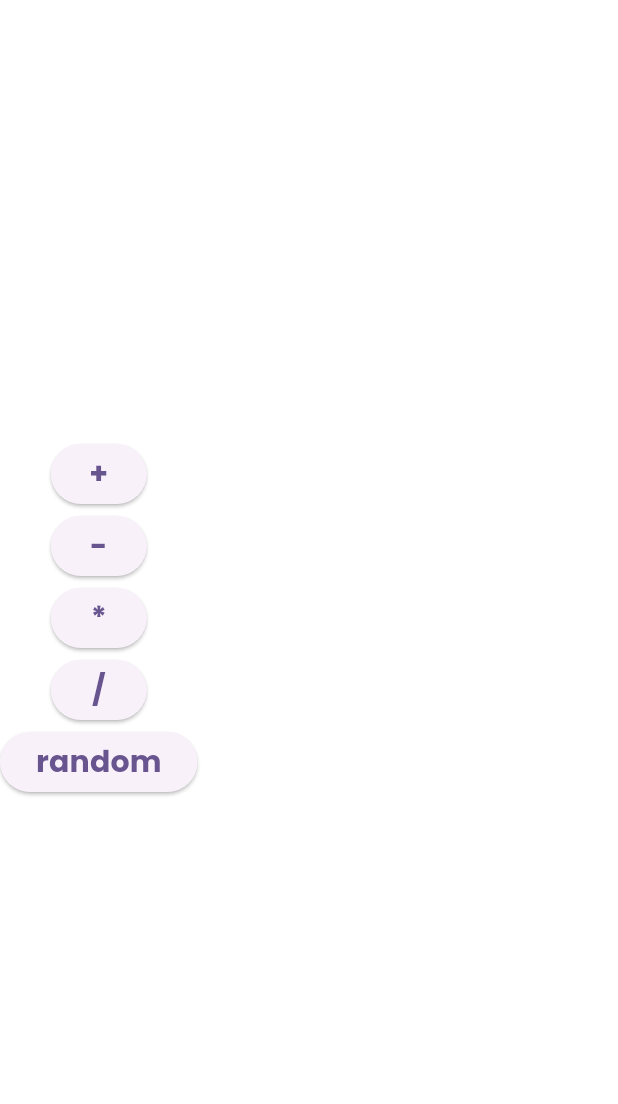
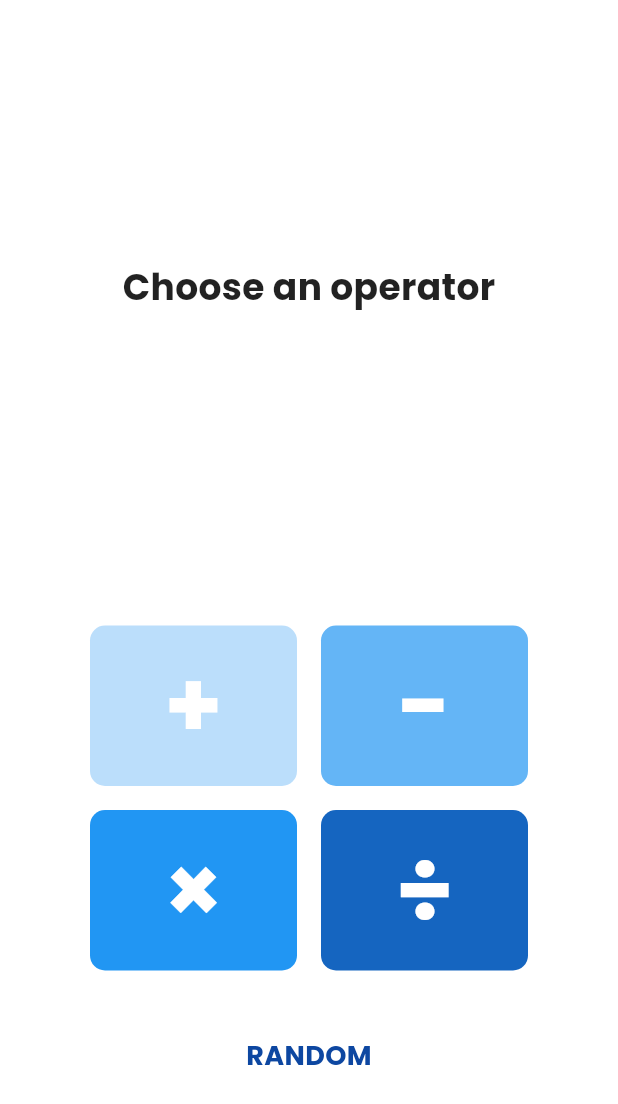
Before and after one commit to chasenpai/calcrush, a Flutter app: the screen it shows after launch, on a phone screen of 412 x 824 dp. Shown: the top 1104 px of the screen. Run offline on Flutter 3.47's test engine with Material 3 defaults, Android fonts, the phone set to English and light mode, and no system bars; our stand-ins replace freezed_annotation, get_it, go_router.

Commit message:
home screen ui

```diff
--- /dev/null
+++ b/lib/presentation/components/common_text_button.dart
@@ -0,0 +1,63 @@
+import 'package:calcrush/ui/ui_colors.dart';
+import 'package:flutter/material.dart';
+
+class CommonTextButton extends StatefulWidget {
+  final String text;
+  final Color color;
+  final VoidCallback onPressed;
+
+  const CommonTextButton({
+    required this.text,
+    required this.color,
+    required this.onPressed,
+    super.key,
+  });
+
+  @override
+  State<CommonTextButton> createState() => _CommonTextButtonState();
+}
+
+class _CommonTextButtonState extends State<CommonTextButton> {
+
+  bool _isPressed = false;
+
+  @override
+  Widget build(BuildContext context) {
+    return GestureDetector(
+      onTapDown: (_) {
+        setState(() {
+          _isPressed = true;
+        });
+      },
+      onTapUp: (_) {
+        setState(() {
+          _isPressed = false;
+        });
+        widget.onPressed();
+      },
+      onTapCancel: () {
+        setState(() {
+          _isPressed = false;
+        });
+      },
+      child: Container(
+        padding: const EdgeInsets.symmetric(
+          horizontal: 16.0,
+          vertical: 12.0,
+        ),
+        decoration: BoxDecoration(
+          color: _isPressed ? lightGrey : Colors.transparent,
+          borderRadius: BorderRadius.circular(10.0),
+        ),
+        child: Text(
+          widget.text,
+          style: TextStyle(
+            fontSize: 18.0,
+            fontWeight: FontWeight.w700,
+            color: widget.color,
+          ),
+        ),
+      ),
+    );
+  }
+}
--- /dev/null
+++ b/lib/presentation/components/level_button.dart
@@ -0,0 +1,65 @@
+import 'package:calcrush/ui/ui_colors.dart';
+import 'package:flutter/material.dart';
+
+class LevelButton extends StatefulWidget {
+  final String level;
+  final VoidCallback onPressed;
+  final Color color;
+
+  const LevelButton({
+    required this.level,
+    required this.onPressed,
+    required this.color,
+    super.key,
+  });
+
+  @override
+  State<LevelButton> createState() => _LevelButtonState();
+}
+
+class _LevelButtonState extends State<LevelButton> {
+
+  bool _isPressed = false;
+
+  @override
+  Widget build(BuildContext context) {
+    return GestureDetector(
+      onTapDown: (_) {
+        setState(() {
+          _isPressed = true;
+        });
+      },
+      onTapUp: (_) {
+        setState(() {
+          _isPressed = false;
+        });
+        widget.onPressed();
+      },
+      onTapCancel: () {
+        setState(() {
+          _isPressed = false;
+        });
+      },
+      child: Container(
+        decoration: BoxDecoration(
+          color: _isPressed ? lightGrey : widget.color,
+          borderRadius: BorderRadius.circular(10.0),
+        ),
+        padding: const EdgeInsets.symmetric(
+          horizontal: 12.0,
+          vertical: 9.0,
+        ),
+        child: Center(
+          child: Text(
+            widget.level,
+            style: const TextStyle(
+              fontSize: 48.0,
+              fontWeight: FontWeight.w700,
+              color: Colors.white,
+            ),
+          ),
+        ),
+      ),
+    );
+  }
+}
--- /dev/null
+++ b/lib/presentation/components/operator_button.dart
@@ -0,0 +1,65 @@
+import 'package:calcrush/ui/ui_colors.dart';
+import 'package:flutter/material.dart';
+
+class OperatorButton extends StatefulWidget {
+  final String operator;
+  final VoidCallback onPressed;
+  final Color color;
+
+  const OperatorButton({
+    required this.operator,
+    required this.onPressed,
+    required this.color,
+    super.key,
+  });
+
+  @override
+  State<OperatorButton> createState() => _OperatorButtonState();
+}
+
+class _OperatorButtonState extends State<OperatorButton> {
+
+  bool _isPressed = false;
+
+  @override
+  Widget build(BuildContext context) {
+    return GestureDetector(
+      onTapDown: (_) {
+        setState(() {
+          _isPressed = true;
+        });
+      },
+      onTapUp: (_) {
+        setState(() {
+          _isPressed = false;
+        });
+        widget.onPressed();
+      },
+      onTapCancel: () {
+        setState(() {
+          _isPressed = false;
+        });
+      },
+      child: Container(
+        decoration: BoxDecoration(
+          color: _isPressed ? lightGrey : widget.color,
+          borderRadius: BorderRadius.circular(10.0),
+        ),
+        padding: const EdgeInsets.symmetric(
+          horizontal: 12.0,
+          vertical: 9.0,
+        ),
+        child: Center(
+          child: Text(
+            widget.operator,
+            style: const TextStyle(
+              fontSize: 62.0,
+              fontWeight: FontWeight.w700,
+              color: Colors.white,
+            ),
+          ),
+        ),
+      ),
+    );
+  }
+}
--- a/lib/presentation/game/game_view_model.dart
+++ b/lib/presentation/game/game_view_model.dart
@@ -65,7 +65,7 @@ class GameViewModel with ChangeNotifier {
           correctAnswer -= num;
           break;
         case 2:
-          operatorSymbol = '*';
+          operatorSymbol = '×';
           correctAnswer *= num;
           break;
         case 3:
@@ -88,7 +88,7 @@ class GameViewModel with ChangeNotifier {
               }
               correctAnswer -= num;
               break;
-            case '*':
+            case '×':
               correctAnswer *= num;
               break;
             case '/':
@@ -130,7 +130,7 @@ class GameViewModel with ChangeNotifier {
   }
 
   String _getRandomOperator() {
-    List<String> operators = ['+', '-', '*', '/'];
+    List<String> operators = ['+', '-', '×', '/'];
     return operators[_random.nextInt(operators.length)];
   }
 
--- a/lib/presentation/home/home_view_model.dart
+++ b/lib/presentation/home/home_view_model.dart
@@ -20,4 +20,11 @@ class HomeViewModel with ChangeNotifier {
     notifyListeners();
   }
 
+  void resetOperation() {
+    _state = _state.copyWith(
+      operator: null,
+    );
+    notifyListeners();
+  }
+
 }
--- a/lib/presentation/home/screen/home_root.dart
+++ b/lib/presentation/home/screen/home_root.dart
@@ -22,6 +22,9 @@ class HomeRoot extends StatelessWidget {
             viewModel.selectLevel(level);
             context.go('/game/${viewModel.state.operator}/${viewModel.state.level}');
           },
+          onBackTap: () {
+            viewModel.resetOperation();
+          },
         );
       },
     );
--- a/lib/presentation/home/screen/home_screen.dart
+++ b/lib/presentation/home/screen/home_screen.dart
@@ -1,15 +1,21 @@
+import 'package:calcrush/presentation/components/common_text_button.dart';
+import 'package:calcrush/presentation/components/level_button.dart';
+import 'package:calcrush/presentation/components/operator_button.dart';
 import 'package:calcrush/presentation/home/home_state.dart';
+import 'package:calcrush/ui/ui_colors.dart';
 import 'package:flutter/material.dart';
 
 class HomeScreen extends StatelessWidget {
   final HomeState state;
   final Function(int) onOperatorTap;
   final Function(int) onLevelTap;
+  final VoidCallback onBackTap;
 
   const HomeScreen({
     required this.state,
     required this.onOperatorTap,
     required this.onLevelTap,
+    required this.onBackTap,
     super.key,
   });
 
@@ -17,116 +23,140 @@ class HomeScreen extends StatelessWidget {
   Widget build(BuildContext context) {
     return Scaffold(
       body: SafeArea(
+        child: Padding(
+          padding: const EdgeInsets.symmetric(
+            horizontal: 60.0,
+          ),
+          child: Column(
+            mainAxisAlignment: MainAxisAlignment.spaceEvenly,
+            children: [
+              Expanded(
+                child: Center(
+                  child: Text(
+                    state.operator == null && state.level == null
+                      ? 'Choose an operator'
+                      : 'Choose a level',
+                    style: const TextStyle(
+                      fontSize: 24.0,
+                      fontWeight: FontWeight.w700,
+                      color: Colors.black87,
+                    ),
+                  ),
+                ),
+              ),
+              if(state.operator == null && state.level == null)
+                Expanded(
                   child: Column(
                     mainAxisAlignment: MainAxisAlignment.center,
                     children: [
-            if(state.operator == null && state.level == null)
-              Column(
+                      Row(
                         children: [
-                  ElevatedButton(
+                          Expanded(
+                            child: OperatorButton(
+                              operator: '+',
                               onPressed: () {
                                 onOperatorTap(0);
                               },
-                    child: const Text(
-                      '+',
-                      style: TextStyle(
-                        fontSize: 20.0,
-                        fontWeight: FontWeight.w700,
+                              color: lightBlue,
                             ),
                           ),
-                  ),
-                  ElevatedButton(
+                          const SizedBox(width: 16.0,),
+                          Expanded(
+                            child: OperatorButton(
+                              operator: '-',
                               onPressed: () {
                                 onOperatorTap(1);
                               },
-                    child: const Text(
-                      '-',
-                      style: TextStyle(
-                        fontSize: 20.0,
-                        fontWeight: FontWeight.w700,
-                      ),
-                    ),
-                  ),
-                  ElevatedButton(
-                    onPressed: () {
-                      onOperatorTap(2);
-                    },
-                    child: const Text(
-                      '*',
-                      style: TextStyle(
-                        fontSize: 20.0,
-                        fontWeight: FontWeight.w700,
-                      ),
-                    ),
-                  ),
-                  ElevatedButton(
-                    onPressed: () {
-                      onOperatorTap(3);
-                    },
-                    child: const Text(
-                      '/',
-                      style: TextStyle(
-                        fontSize: 20.0,
-                        fontWeight: FontWeight.w700,
-                      ),
-                    ),
-                  ),
-                  ElevatedButton(
-                    onPressed: () {
-                      onOperatorTap(4);
-                    },
-                    child: const Text(
-                      'random',
-                      style: TextStyle(
-                        fontSize: 20.0,
-                        fontWeight: FontWeight.w700,
-                      ),
+                              color: skyBlue,
                             ),
                           ),
                         ],
                       ),
+                      const SizedBox(height: 16.0,),
+                      Row(
+                        children: [
+                          Expanded(
+                            child: OperatorButton(
+                              operator: '×',
+                              onPressed: () {
+                                onOperatorTap(2);
+                              },
+                              color: dodgerBlue,
+                            ),
+                          ),
+                          const SizedBox(width: 16.0,),
+                          Expanded(
+                            child: OperatorButton(
+                              operator: '÷',
+                              onPressed: () {
+                                onOperatorTap(3);
+                              },
+                              color: royalBlue,
+                            ),
+                          ),
+                        ],
+                      ),
+                      const SizedBox(height: 32.0,),
+                      CommonTextButton(
+                        text: 'RANDOM',
+                        color: deepRoyalBlue,
+                        onPressed: () {
+                          onOperatorTap(4);
+                        },
+                      ),
+                    ],
+                  ),
+                ),
               if(state.operator != null && state.level == null)
-              Column(
+                Expanded(
+                  child: Column(
+                    mainAxisAlignment: MainAxisAlignment.center,
                     children: [
-                  ElevatedButton(
+                      Row(
+                        children: [
+                          Expanded(
+                            child: LevelButton(
+                              level: '1',
                               onPressed: () {
                                 onLevelTap(0);
                               },
-                    child: const Text(
-                      'level 1',
-                      style: TextStyle(
-                        fontSize: 20.0,
-                        fontWeight: FontWeight.w700,
+                              color: skyBlue,
                             ),
                           ),
-                  ),
-                  ElevatedButton(
+                          const SizedBox(width: 16.0,),
+                          Expanded(
+                            child: LevelButton(
+                              level: '2',
                               onPressed: () {
                                 onLevelTap(1);
                               },
-                    child: const Text(
-                      'level 2',
-                      style: TextStyle(
-                        fontSize: 20.0,
-                        fontWeight: FontWeight.w700,
+                              color: dodgerBlue,
                             ),
                           ),
-                  ),
-                  ElevatedButton(
+                          const SizedBox(width: 16.0,),
+                          Expanded(
+                            child: LevelButton(
+                              level: '3',
                               onPressed: () {
                                 onLevelTap(2);
                               },
-                    child: const Text(
-                      'level 3',
-                      style: TextStyle(
-                        fontSize: 20.0,
-                        fontWeight: FontWeight.w700,
-                      ),
+                              color: royalBlue,
                             ),
                           ),
                         ],
-              )
+                      ),
+                      const SizedBox(height: 32.0,),
+                      CommonTextButton(
+                        text: 'Back',
+                        color: deepRoyalBlue,
+                        onPressed: onBackTap,
+                      ),
                     ],
+                  ),
+                ),
+              const SizedBox(height: 60.0,),
+            ],
+          ),
         ),
       ),
     );
--- /dev/null
+++ b/lib/ui/ui_colors.dart
@@ -0,0 +1,9 @@
+import 'package:flutter/material.dart';
+
+const lightBlue = Color(0xFFBBDEFB);
+const skyBlue = Color(0xFF64B5F6);
+const dodgerBlue = Color(0xFF2196F3);
+const royalBlue = Color(0xFF1565C0);
+const deepRoyalBlue = Color(0xFF0D47A1);
+
+const lightGrey = Color(0xFFEEEEEE);
```
Lines whose indentation alone changed are shown as unchanged.
